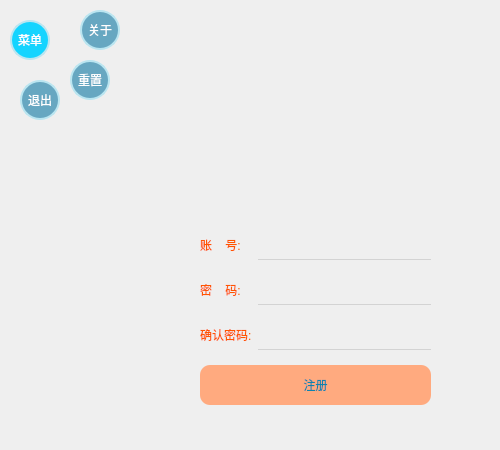
Before: the Qt Designer form pyQT/综合案例/Resources/UI/register.ui in zhangxf2020/jeee, drawn with Qt 5.
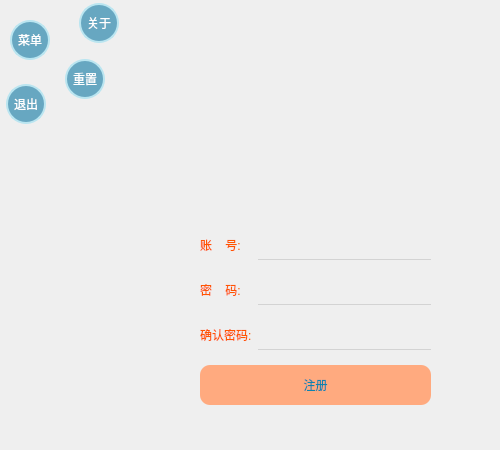
After: the same form once the commit is applied. Icons and pictures are not drawn.

What changed in the file:
```diff
--- a/pyQT/综合案例/Resources/UI/register.ui
+++ b/pyQT/综合案例/Resources/UI/register.ui
@@ -64,14 +64,14 @@
     <bool>true</bool>
    </property>
    <property name="checked">
-    <bool>true</bool>
+    <bool>false</bool>
    </property>
   </widget>
   <widget class="QPushButton" name="about_menue_btn">
    <property name="geometry">
     <rect>
-     <x>80</x>
-     <y>10</y>
+     <x>79</x>
+     <y>3</y>
      <width>40</width>
      <height>40</height>
     </rect>
@@ -105,8 +105,8 @@
   <widget class="QPushButton" name="reset_menue_btn">
    <property name="geometry">
     <rect>
-     <x>70</x>
-     <y>60</y>
+     <x>65</x>
+     <y>59</y>
      <width>40</width>
      <height>40</height>
     </rect>
@@ -140,8 +140,8 @@
   <widget class="QPushButton" name="exit_menue_btn">
    <property name="geometry">
     <rect>
-     <x>20</x>
-     <y>80</y>
+     <x>6</x>
+     <y>84</y>
      <width>40</width>
      <height>40</height>
     </rect>
@@ -172,7 +172,7 @@
     <bool>false</bool>
    </property>
   </widget>
-  <widget class="QWidget" name="">
+  <widget class="QWidget" name="layoutWidget">
    <property name="geometry">
     <rect>
      <x>200</x>
```
Left out of the diff: 20 changed lines with no effect on the pictures.
